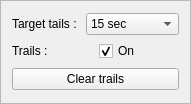
The window that RadarCoastal/frametrail.ui (MiftahSalam/RadarCoastal) describes before a commit, drawn with Qt 5.
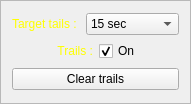
The same window after the commit.

```diff
--- a/RadarCoastal/frametrail.ui
+++ b/RadarCoastal/frametrail.ui
@@ -26,9 +26,15 @@
       <layout class="QHBoxLayout" name="horizontalLayout_13">
        <item>
         <widget class="QLabel" name="label_5">
+         <property name="styleSheet">
+          <string notr="true">color: rgb(255, 255, 0);</string>
+         </property>
          <property name="text">
           <string>Target tails : </string>
          </property>
+         <property name="alignment">
+          <set>Qt::AlignRight|Qt::AlignTrailing|Qt::AlignVCenter</set>
+         </property>
         </widget>
        </item>
        <item>
@@ -79,9 +85,15 @@
       <layout class="QHBoxLayout" name="horizontalLayout_14">
        <item>
         <widget class="QLabel" name="label_16">
+         <property name="styleSheet">
+          <string notr="true">color: rgb(255, 255, 0);</string>
+         </property>
          <property name="text">
           <string>Trails :</string>
          </property>
+         <property name="alignment">
+          <set>Qt::AlignRight|Qt::AlignTrailing|Qt::AlignVCenter</set>
+         </property>
         </widget>
        </item>
        <item>
```
